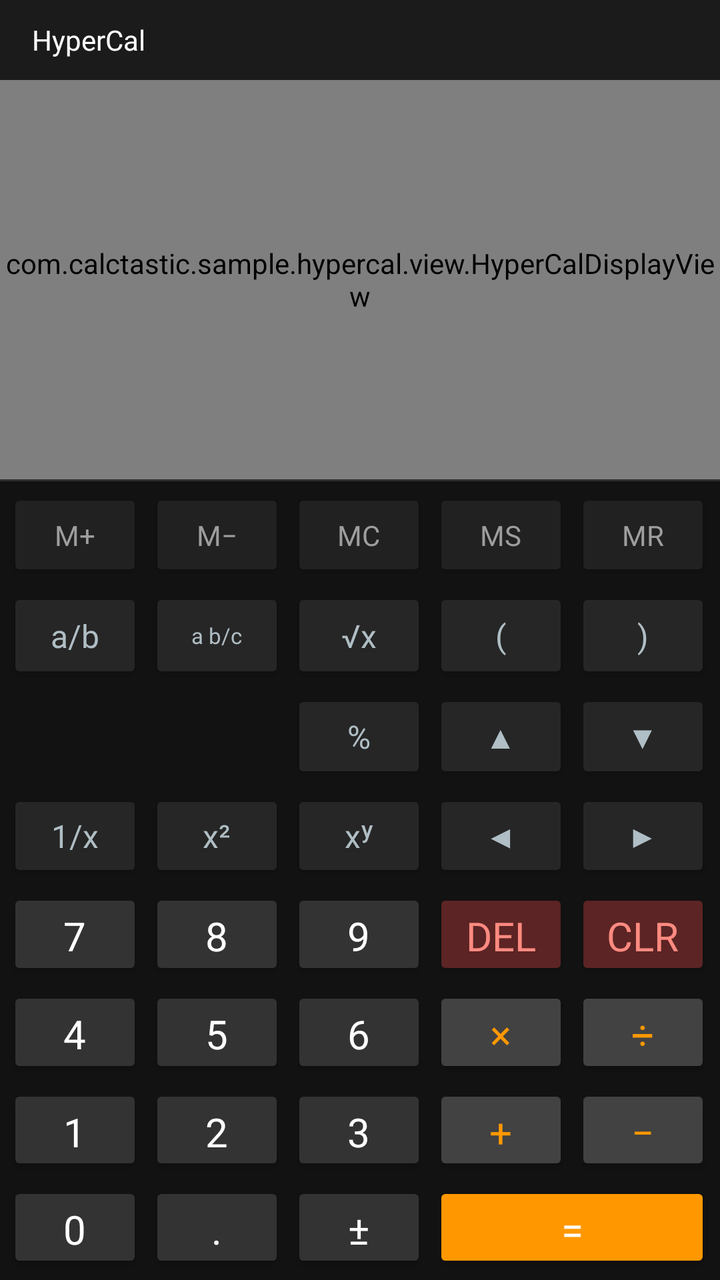
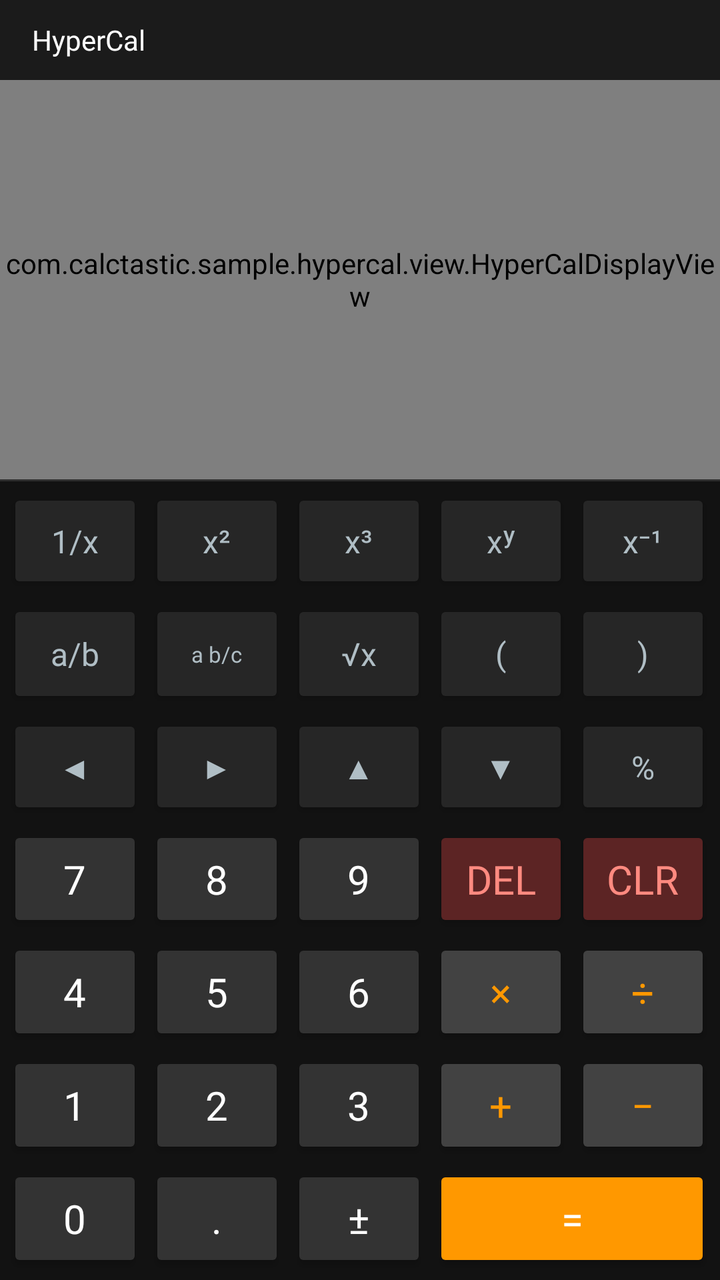

Screens rendered from an Android XML layout before and after an edit, with the pre-edit source and the edit as a unified diff.
<!-- AndroidManifest.xml: application theme Theme.CalcTasticSample -->
<!-- res/layout/activity_hypercal.xml -->
<?xml version="1.0" encoding="utf-8"?>
<LinearLayout xmlns:android="http://schemas.android.com/apk/res/android"
    android:layout_width="match_parent"
    android:layout_height="match_parent"
    android:orientation="vertical"
    android:fitsSystemWindows="true"
    android:background="#121212">

    
    <LinearLayout
        android:layout_width="match_parent"
        android:layout_height="40dp"
        android:orientation="horizontal"
        android:gravity="center_vertical"
        android:paddingLeft="16dp"
        android:paddingRight="16dp"
        android:background="#1B1B1B">

        <TextView
            android:layout_width="wrap_content"
            android:layout_height="wrap_content"
            android:text="HyperCal"
            android:textColor="#FFFFFF"
            android:textSize="14sp"
            android:fontFamily="@font/font_inter_medium" />

        <TextView
            android:id="@+id/formula_text"
            android:layout_width="0dp"
            android:layout_height="wrap_content"
            android:layout_weight="1"
            android:layout_marginStart="12dp"
            android:text=""
            android:textColor="#4CAF50"
            android:textSize="13sp"
            android:fontFamily="monospace"
            android:singleLine="true" />
    </LinearLayout>

    
    <com.calctastic.sample.hypercal.view.HyperCalDisplayView
        android:id="@+id/hypercal_display"
        android:layout_width="match_parent"
        android:layout_height="0dp"
        android:layout_weight="1.0"
        android:background="#151515" />

    
    <View
        android:layout_width="match_parent"
        android:layout_height="1dp"
        android:background="#2E2E2E" />

    
    <TableLayout
        android:id="@+id/simple_keypad"
        android:layout_width="match_parent"
        android:layout_height="0dp"
        android:layout_weight="2.0"
        android:padding="2dp"
        android:stretchColumns="*">

        
        <TableRow
            android:layout_width="match_parent"
            android:layout_height="0dp"
            android:layout_weight="0.8">

            <Button
                android:id="@+id/btn_mem_plus"
                android:text="M+"
                style="@style/CalcSimpleButton.Secondary" />
            <Button
                android:id="@+id/btn_mem_minus"
                android:text="M−"
                style="@style/CalcSimpleButton.Secondary" />
            <Button
                android:id="@+id/btn_mem_clear"
                android:text="MC"
                style="@style/CalcSimpleButton.Secondary" />
            <Button
                android:id="@+id/btn_mem_save"
                android:text="MS"
                style="@style/CalcSimpleButton.Secondary" />
            <Button
                android:id="@+id/btn_mem_recall"
                android:text="MR"
                style="@style/CalcSimpleButton.Secondary" />
        </TableRow>

        
        <TableRow
            android:layout_width="match_parent"
            android:layout_height="0dp"
            android:layout_weight="0.85">

            <Button
                android:id="@+id/btn_fraction"
                android:text="a/b"
                style="@style/CalcSimpleButton.Function" />
            <Button
                android:id="@+id/btn_mixed_fraction"
                android:text="a b/c"
                android:textSize="11sp"
                style="@style/CalcSimpleButton.Function" />
            <Button
                android:id="@+id/btn_sqrt"
                android:text="√x"
                style="@style/CalcSimpleButton.Function" />
            <Button
                android:id="@+id/btn_paren_open"
                android:text="("
                style="@style/CalcSimpleButton.Function" />
            <Button
                android:id="@+id/btn_paren_close"
                android:text=")"
                style="@style/CalcSimpleButton.Function" />
        </TableRow>

        
        <TableRow
            android:layout_width="match_parent"
            android:layout_height="0dp"
            android:layout_weight="0.6">

            <Button
                android:id="@+id/btn_percent"
                android:layout_column="2"
                android:text="%"
                style="@style/CalcSimpleButton.Function" />
            <Button
                android:id="@+id/btn_cursor_up"
                android:layout_column="3"
                android:text="▲"
                style="@style/CalcSimpleButton.Function" />
            <Button
                android:id="@+id/btn_cursor_down"
                android:layout_column="4"
                android:text="▼"
                style="@style/CalcSimpleButton.Function" />
        </TableRow>

        
        <TableRow
            android:layout_width="match_parent"
            android:layout_height="0dp"
            android:layout_weight="0.85">

            <Button
                android:id="@+id/btn_reciprocal"
                android:text="1/x"
                style="@style/CalcSimpleButton.Function" />
            <Button
                android:id="@+id/btn_square"
                android:text="x²"
                style="@style/CalcSimpleButton.Function" />
            <Button
                android:id="@+id/btn_power"
                android:text="xʸ"
                style="@style/CalcSimpleButton.Function" />
            <Button
                android:id="@+id/btn_cursor_left"
                android:text="◀"
                style="@style/CalcSimpleButton.Function" />
            <Button
                android:id="@+id/btn_cursor_right"
                android:text="▶"
                style="@style/CalcSimpleButton.Function" />
        </TableRow>

        
        <TableRow
            android:layout_width="match_parent"
            android:layout_height="0dp"
            android:layout_weight="1.0">

            <Button
                android:id="@+id/btn_7"
                android:text="7"
                style="@style/CalcSimpleButton.Number" />
            <Button
                android:id="@+id/btn_8"
                android:text="8"
                style="@style/CalcSimpleButton.Number" />
            <Button
                android:id="@+id/btn_9"
                android:text="9"
                style="@style/CalcSimpleButton.Number" />
            <Button
                android:id="@+id/btn_delete"
                android:text="DEL"
                style="@style/CalcSimpleButton.Clear" />
            <Button
                android:id="@+id/btn_clear"
                android:text="CLR"
                style="@style/CalcSimpleButton.Clear" />
        </TableRow>

        
        <TableRow
            android:layout_width="match_parent"
            android:layout_height="0dp"
            android:layout_weight="1.0">

            <Button
                android:id="@+id/btn_4"
                android:text="4"
                style="@style/CalcSimpleButton.Number" />
            <Button
                android:id="@+id/btn_5"
                android:text="5"
                style="@style/CalcSimpleButton.Number" />
            <Button
                android:id="@+id/btn_6"
                android:text="6"
                style="@style/CalcSimpleButton.Number" />
            <Button
                android:id="@+id/btn_mul"
                android:text="×"
                style="@style/CalcSimpleButton.Operator" />
            <Button
                android:id="@+id/btn_div"
                android:text="÷"
                style="@style/CalcSimpleButton.Operator" />
        </TableRow>

        
        <TableRow
            android:layout_width="match_parent"
            android:layout_height="0dp"
            android:layout_weight="1.0">

            <Button
                android:id="@+id/btn_1"
                android:text="1"
                style="@style/CalcSimpleButton.Number" />
            <Button
                android:id="@+id/btn_2"
                android:text="2"
                style="@style/CalcSimpleButton.Number" />
            <Button
                android:id="@+id/btn_3"
                android:text="3"
                style="@style/CalcSimpleButton.Number" />
            <Button
                android:id="@+id/btn_add"
                android:text="+"
                style="@style/CalcSimpleButton.Operator" />
            <Button
                android:id="@+id/btn_sub"
                android:text="−"
                style="@style/CalcSimpleButton.Operator" />
        </TableRow>

        
        <TableRow
            android:layout_width="match_parent"
            android:layout_height="0dp"
            android:layout_weight="1.0">

            <Button
                android:id="@+id/btn_0"
                android:text="0"
                style="@style/CalcSimpleButton.Number" />
            <Button
                android:id="@+id/btn_dot"
                android:text="."
                style="@style/CalcSimpleButton.Number" />
            <Button
                android:id="@+id/btn_negate"
                android:text="±"
                style="@style/CalcSimpleButton.Number" />
            <Button
                android:id="@+id/btn_equals"
                android:text="="
                android:layout_span="2"
                style="@style/CalcSimpleButton.Equals" />
        </TableRow>
    </TableLayout>
</LinearLayout>
<!-- resources referenced by this layout -->
<resources>
  <style name="CalcSimpleButton.Clear" parent="CalcSimpleButton">
          <item name="android:backgroundTint">#5C2424</item>
          <item name="android:textColor">#FF8A80</item>
      </style>
  <style name="CalcSimpleButton.Equals" parent="CalcSimpleButton">
          <item name="android:backgroundTint">#FF9800</item>
          <item name="android:textColor">#FFFFFF</item>
      </style>
  <style name="CalcSimpleButton.Function" parent="CalcSimpleButton">
          <item name="android:backgroundTint">#262626</item>
          <item name="android:textColor">#B0BEC5</item>
          <item name="android:textSize">16sp</item>
      </style>
  <style name="CalcSimpleButton.Number" parent="CalcSimpleButton">
          <item name="android:backgroundTint">#333333</item>
          <item name="android:textColor">#FFFFFF</item>
      </style>
  <style name="CalcSimpleButton.Operator" parent="CalcSimpleButton">
          <item name="android:backgroundTint">#424242</item>
          <item name="android:textColor">#FF9800</item>
      </style>
  <style name="CalcSimpleButton.Secondary" parent="CalcSimpleButton">
          <item name="android:backgroundTint">#212121</item>
          <item name="android:textColor">#9E9E9E</item>
          <item name="android:textSize">14sp</item>
      </style>
  <style name="Theme.CalcTasticSample" parent="Theme.AppCompat.NoActionBar">
          <item name="android:statusBarColor">#121212</item>
          <item name="android:windowBackground">#121212</item>
          <item name="selectableItemBackground">?android:attr/selectableItemBackground</item>
          <item name="colorControlActivated">#FF9800</item>
          <item name="colorAccent">#FF9800</item>
          <item name="android:windowNoTitle">true</item>
      </style>
  <style name="CalcSimpleButton">
          <item name="android:layout_width">0dp</item>
          <item name="android:layout_height">match_parent</item>
          <item name="android:layout_margin">1.5dp</item>
          <item name="android:textSize">20sp</item>
          <item name="android:textAllCaps">false</item>
          <item name="android:focusable">false</item>
          <item name="android:fontFamily">@font/font_inter_medium</item>
      </style>
</resources>

<!-- the commit's change to res/layout/activity_hypercal.xml (unified diff, before → after) -->
@@ -64,28 +64,28 @@
         <TableRow
             android:layout_width="match_parent"
             android:layout_height="0dp"
-            android:layout_weight="0.8">
-
-            <Button
-                android:id="@+id/btn_mem_plus"
-                android:text="M+"
-                style="@style/CalcSimpleButton.Secondary" />
-            <Button
-                android:id="@+id/btn_mem_minus"
-                android:text="M−"
-                style="@style/CalcSimpleButton.Secondary" />
-            <Button
-                android:id="@+id/btn_mem_clear"
-                android:text="MC"
-                style="@style/CalcSimpleButton.Secondary" />
-            <Button
-                android:id="@+id/btn_mem_save"
-                android:text="MS"
-                style="@style/CalcSimpleButton.Secondary" />
-            <Button
-                android:id="@+id/btn_mem_recall"
-                android:text="MR"
-                style="@style/CalcSimpleButton.Secondary" />
+            android:layout_weight="0.85">
+
+            <Button
+                android:id="@+id/btn_reciprocal"
+                android:text="1/x"
+                style="@style/CalcSimpleButton.Function" />
+            <Button
+                android:id="@+id/btn_square"
+                android:text="x²"
+                style="@style/CalcSimpleButton.Function" />
+            <Button
+                android:id="@+id/btn_cube"
+                android:text="x³"
+                style="@style/CalcSimpleButton.Function" />
+            <Button
+                android:id="@+id/btn_power"
+                android:text="xʸ"
+                style="@style/CalcSimpleButton.Function" />
+            <Button
+                android:id="@+id/btn_neg_one"
+                android:text="x⁻¹"
+                style="@style/CalcSimpleButton.Function" />
         </TableRow>
 
         
@@ -121,43 +121,8 @@
         <TableRow
             android:layout_width="match_parent"
             android:layout_height="0dp"
-            android:layout_weight="0.6">
-
-            <Button
-                android:id="@+id/btn_percent"
-                android:layout_column="2"
-                android:text="%"
-                style="@style/CalcSimpleButton.Function" />
-            <Button
-                android:id="@+id/btn_cursor_up"
-                android:layout_column="3"
-                android:text="▲"
-                style="@style/CalcSimpleButton.Function" />
-            <Button
-                android:id="@+id/btn_cursor_down"
-                android:layout_column="4"
-                android:text="▼"
-                style="@style/CalcSimpleButton.Function" />
-        </TableRow>
-
-        
-        <TableRow
-            android:layout_width="match_parent"
-            android:layout_height="0dp"
             android:layout_weight="0.85">
 
-            <Button
-                android:id="@+id/btn_reciprocal"
-                android:text="1/x"
-                style="@style/CalcSimpleButton.Function" />
-            <Button
-                android:id="@+id/btn_square"
-                android:text="x²"
-                style="@style/CalcSimpleButton.Function" />
-            <Button
-                android:id="@+id/btn_power"
-                android:text="xʸ"
-                style="@style/CalcSimpleButton.Function" />
             <Button
                 android:id="@+id/btn_cursor_left"
                 android:text="◀"
@@ -165,6 +130,18 @@
             <Button
                 android:id="@+id/btn_cursor_right"
                 android:text="▶"
+                style="@style/CalcSimpleButton.Function" />
+            <Button
+                android:id="@+id/btn_cursor_up"
+                android:text="▲"
+                style="@style/CalcSimpleButton.Function" />
+            <Button
+                android:id="@+id/btn_cursor_down"
+                android:text="▼"
+                style="@style/CalcSimpleButton.Function" />
+            <Button
+                android:id="@+id/btn_percent"
+                android:text="%"
                 style="@style/CalcSimpleButton.Function" />
         </TableRow>
 
<!-- resource entries referenced after the edit -->
@@ -21,11 +21,6 @@
           <item name="android:backgroundTint">#424242</item>
           <item name="android:textColor">#FF9800</item>
       </style>
-  <style name="CalcSimpleButton.Secondary" parent="CalcSimpleButton">
-          <item name="android:backgroundTint">#212121</item>
-          <item name="android:textColor">#9E9E9E</item>
-          <item name="android:textSize">14sp</item>
-      </style>
   <style name="Theme.CalcTasticSample" parent="Theme.AppCompat.NoActionBar">
           <item name="android:statusBarColor">#121212</item>
           <item name="android:windowBackground">#121212</item>
